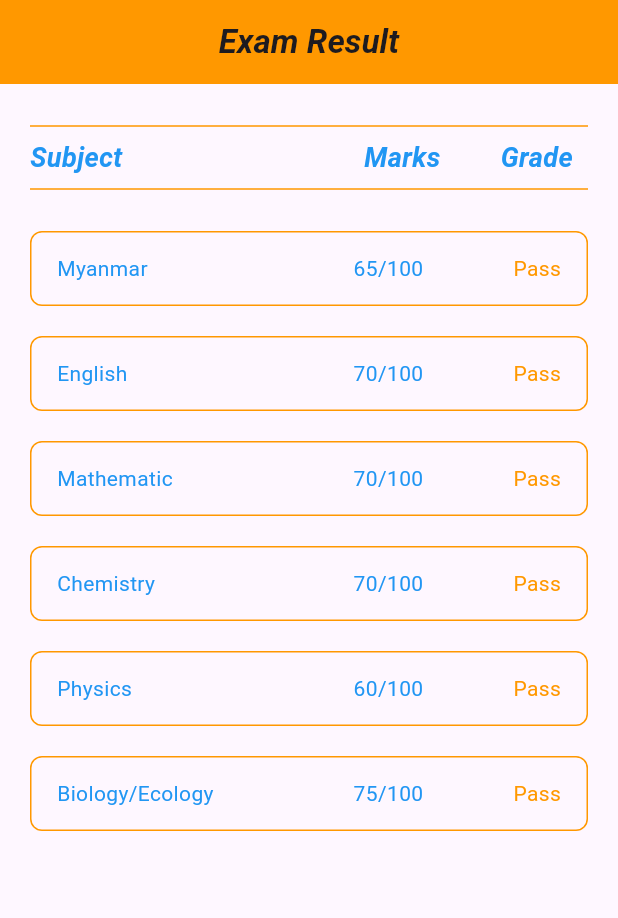
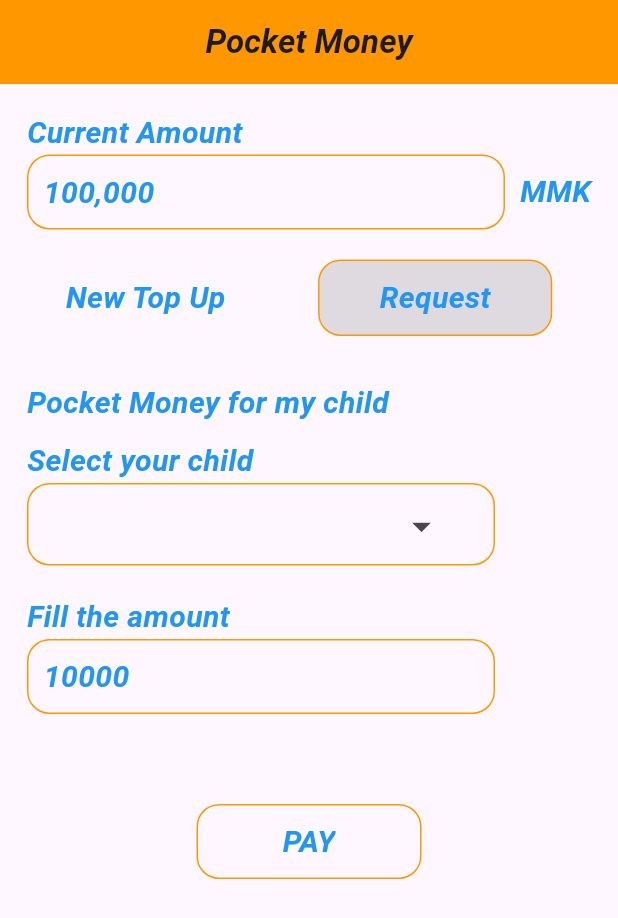
Before and after one commit to htunminlatt/school, a Flutter app: the screen it shows after launch, on a phone screen of 412 x 824 dp. Shown: the top 918 px of the screen. Run offline on Flutter 3.47's test engine with Material 3 defaults, Android fonts, the phone set to English and light mode, and no system bars.

Commit message:
//pocket money view

```diff
--- a/lib/main.dart
+++ b/lib/main.dart
@@ -1,5 +1,6 @@
 import 'package:flutter/material.dart';
 import 'package:school/screens/firstTermView.dart';
+import 'package:school/screens/pocket_money.dart';
 
 
 void main() {
@@ -19,7 +20,7 @@ class MyApp extends StatelessWidget {
         colorScheme: ColorScheme.fromSeed(seedColor: Colors.deepPurple),
         useMaterial3: true,
       ),
-      home:  FirstTermView(),
+      home:const PocketMoneyView(),
     );
   }
 }
--- /dev/null
+++ b/lib/screens/pocket_money.dart
@@ -0,0 +1,214 @@
+import 'package:flutter/material.dart';
+
+class PocketMoneyView extends StatefulWidget {
+  const PocketMoneyView({super.key});
+
+  @override
+  State<PocketMoneyView> createState() => _PocketMoneyViewState();
+}
+
+String name = '';
+
+class _PocketMoneyViewState extends State<PocketMoneyView> {
+  @override
+  Widget build(BuildContext context) {
+    List<String> popUpStringArray = [
+      'aung aung',
+      'aye aye',
+      'htun htun',
+    ];
+
+    return Scaffold(
+      appBar: AppBar(
+        centerTitle: true,
+        backgroundColor: Colors.orange,
+        title: const Text(
+          'Pocket Money',
+          style: TextStyle(
+              fontStyle: FontStyle.italic, fontWeight: FontWeight.bold),
+        ),
+      ),
+      body: Padding(
+        padding: const EdgeInsets.all(18.0),
+        child: Column(
+          crossAxisAlignment: CrossAxisAlignment.start,
+          children: [
+            const Text(
+              'Current Amount',
+              style: TextStyle(
+                  fontStyle: FontStyle.italic,
+                  fontWeight: FontWeight.bold,
+                  fontSize: 20,
+                  color: Colors.blue),
+            ),
+            Row(
+              children: [
+                Expanded(
+                    child: Container(
+                  padding: const EdgeInsets.all(10),
+                  height: 50,
+                  decoration: BoxDecoration(
+                      borderRadius: BorderRadius.circular(15),
+                      border: Border.all(color: Colors.orange)),
+                  child: const Text(
+                    '100,000',
+                    style: TextStyle(
+                        fontStyle: FontStyle.italic,
+                        fontWeight: FontWeight.bold,
+                        fontSize: 20,
+                        color: Colors.blue),
+                  ),
+                )),
+                const SizedBox(
+                  width: 10,
+                ),
+                const Text(
+                  'MMK',
+                  style: TextStyle(
+                      fontStyle: FontStyle.italic,
+                      fontWeight: FontWeight.bold,
+                      fontSize: 20,
+                      color: Colors.blue),
+                ),
+              ],
+            ),
+            const SizedBox(
+              height: 20,
+            ),
+            Row(
+              mainAxisAlignment: MainAxisAlignment.spaceEvenly,
+              children: [
+                const Text(
+                  'New Top Up',
+                  style: TextStyle(
+                      fontStyle: FontStyle.italic,
+                      fontWeight: FontWeight.bold,
+                      fontSize: 20,
+                      color: Colors.blue),
+                ),
+                const SizedBox(
+                  width: 10,
+                ),
+                Container(
+                  padding:
+                      const EdgeInsets.symmetric(horizontal: 40, vertical: 10),
+                  decoration: BoxDecoration(
+                      color: Colors.black12,
+                      border: Border.all(color: Colors.orange),
+                      borderRadius: BorderRadius.circular(15)),
+                  child: const Text(
+                    'Request',
+                    style: TextStyle(
+                        fontStyle: FontStyle.italic,
+                        fontWeight: FontWeight.bold,
+                        fontSize: 20,
+                        color: Colors.blue),
+                  ),
+                ),
+              ],
+            ),
+            const SizedBox(
+              height: 30,
+            ),
+            const Text(
+              'Pocket Money for my child',
+              style: TextStyle(
+                  fontStyle: FontStyle.italic,
+                  fontWeight: FontWeight.bold,
+                  fontSize: 20,
+                  color: Colors.blue),
+            ),
+            const SizedBox(
+              height: 10,
+            ),
+            const Text(
+              'Select your child',
+              style: TextStyle(
+                  fontStyle: FontStyle.italic,
+                  fontWeight: FontWeight.bold,
+                  fontSize: 20,
+                  color: Colors.blue),
+            ),
+
+            Container(
+                height: 55,
+                width: MediaQuery.of(context).size.width - 100,
+                decoration: BoxDecoration(
+                    borderRadius: BorderRadius.circular(15),
+                    border: Border.all(color: Colors.orange)),
+                child: ListTile(
+                  title: Text(name),
+                  trailing: PopupMenuButton(
+                    position: PopupMenuPosition.over,
+                    iconSize: 30,
+                    icon: const Icon(Icons.arrow_drop_down),
+                    itemBuilder: (context) => popUpStringArray
+                        .map<PopupMenuItem>(
+                            (e) => PopupMenuItem(value: e, child: Text(e)))
+                        .toList(),
+                    onSelected: (value) {
+                      setState(() {
+                        name = value;
+                      });
+                    },
+                  ),
+                )),
+            const SizedBox(
+              height: 20,
+            ),
+            const Text(
+              'Fill the amount',
+              style: TextStyle(
+                  fontStyle: FontStyle.italic,
+                  fontWeight: FontWeight.bold,
+                  fontSize: 20,
+                  color: Colors.blue),
+            ),
+            Container(
+              height: 50,
+              padding: const EdgeInsets.all(10),
+              width: MediaQuery.of(context).size.width - 100,
+              decoration: BoxDecoration(
+                  borderRadius: BorderRadius.circular(15),
+                  border: Border.all(color: Colors.orange)),
+              child: const Text(
+                '10000',
+                style: TextStyle(
+                    fontStyle: FontStyle.italic,
+                    fontWeight: FontWeight.bold,
+                    fontSize: 20,
+                    color: Colors.blue),
+              ),
+            ),
+
+
+            const SizedBox(height: 60,),
+
+            Center(
+              child: Container(
+                height: 50,
+                padding: const EdgeInsets.all(10),
+                width: 150,
+                decoration: BoxDecoration(
+                    borderRadius: BorderRadius.circular(15),
+                    border: Border.all(color: Colors.orange)),
+                child: const Center(
+                  child: Text(
+                    'PAY',
+                    style: TextStyle(
+                        fontStyle: FontStyle.italic,
+                        fontWeight: FontWeight.bold,
+                        fontSize: 20,
+                        color: Colors.blue),
+                  ),
+                ),
+              ),
+            ),
+
+
+          ],
+        ),
+      ),
+    );
+  }
+}
```
